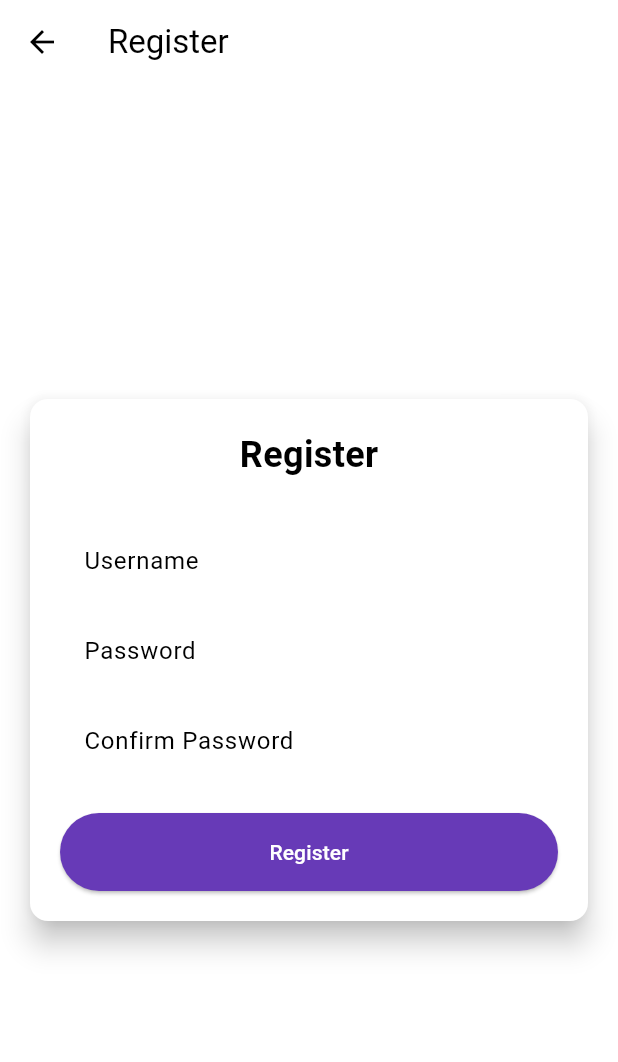
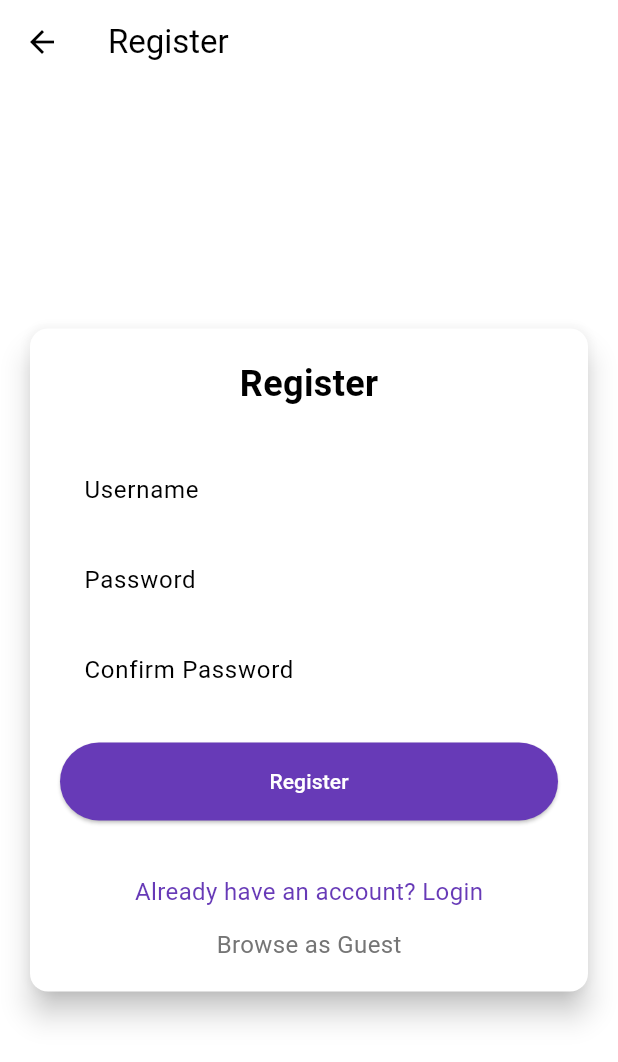
Before and after one commit to PBP24E06/aquaadventurebali_mobile, a Flutter app: the screen it shows after launch, item 4 of the bottom bar chosen, after a tap on "Register", on a phone screen of 412 x 824 dp. Shown: the top 1062 px of the screen. Run offline on Flutter 3.47's test engine with Material 3 defaults, Android fonts, the phone set to English and light mode, and no system bars; our stand-ins replace google_fonts, image_picker; missing offline and left inert: pbp_django_auth.

Commit message:
Fix ui lagi

```diff
--- a/lib/screens/list_product.dart
+++ b/lib/screens/list_product.dart
@@ -1,6 +1,5 @@
 import 'package:aquaadventurebali_mobile/screens/all_review.dart';
 import 'package:aquaadventurebali_mobile/screens/checkout_form.dart';
-import 'package:aquaadventurebali_mobile/widgets/left_drawer.dart';
 import 'package:flutter/material.dart';
 import 'package:aquaadventurebali_mobile/models/product.dart';
 import 'package:pbp_django_auth/pbp_django_auth.dart';
@@ -52,9 +51,10 @@ Future<void> _deleteProduct(int id) async {
     final request = context.watch<CookieRequest>();
     return Scaffold(
       appBar: AppBar(
-        title: const Text('Product Entry List'),
+        title: const Text('Aqua Adventure Bali'),
+        backgroundColor: const Color(0xFF0F172A),
+        foregroundColor: Colors.white,
       ),
-      drawer: const LeftDrawer(),
       body: Column(
         children: [
           // Tambahkan tombol Add Product di atas sebelum card
--- a/lib/screens/register.dart
+++ b/lib/screens/register.dart
@@ -1,4 +1,5 @@
 import 'dart:convert';
+import 'package:aquaadventurebali_mobile/screens/menu.dart';
 import 'package:flutter/material.dart';
 import 'package:aquaadventurebali_mobile/screens/login.dart';
 import 'package:pbp_django_auth/pbp_django_auth.dart';
@@ -155,6 +156,40 @@ class _RegisterPageState extends State<RegisterPage> {
                     ),
                     child: const Text('Register'),
                   ),
+                  const SizedBox(height: 36.0),
+                  GestureDetector(
+                    onTap: () {
+                      Navigator.pushReplacement(
+                        context,
+                        MaterialPageRoute(
+                            builder: (context) => const LoginPage()),
+                      );
+                    },
+                    child: Text(
+                      'Already have an account? Login',
+                      style: TextStyle(
+                        color: Theme.of(context).colorScheme.primary,
+                        fontSize: 16.0,
+                      ),
+                    ),
+                  ),
+                  const SizedBox(height: 12.0),
+                  GestureDetector(
+                    onTap: () {
+                      Navigator.pushReplacement(
+                        context,
+                        MaterialPageRoute(
+                            builder: (context) => const MyHomePage()),
+                      );
+                    },
+                    child: Text(
+                      'Browse as Guest',
+                      style: TextStyle(
+                        color: Colors.grey[600],
+                        fontSize: 16.0,
+                      ),
+                    ),
+                  ),
                 ],
               ),
             ),
```
Also changed, not shown: lib/screens/login.dart (+17 -0 lines).
